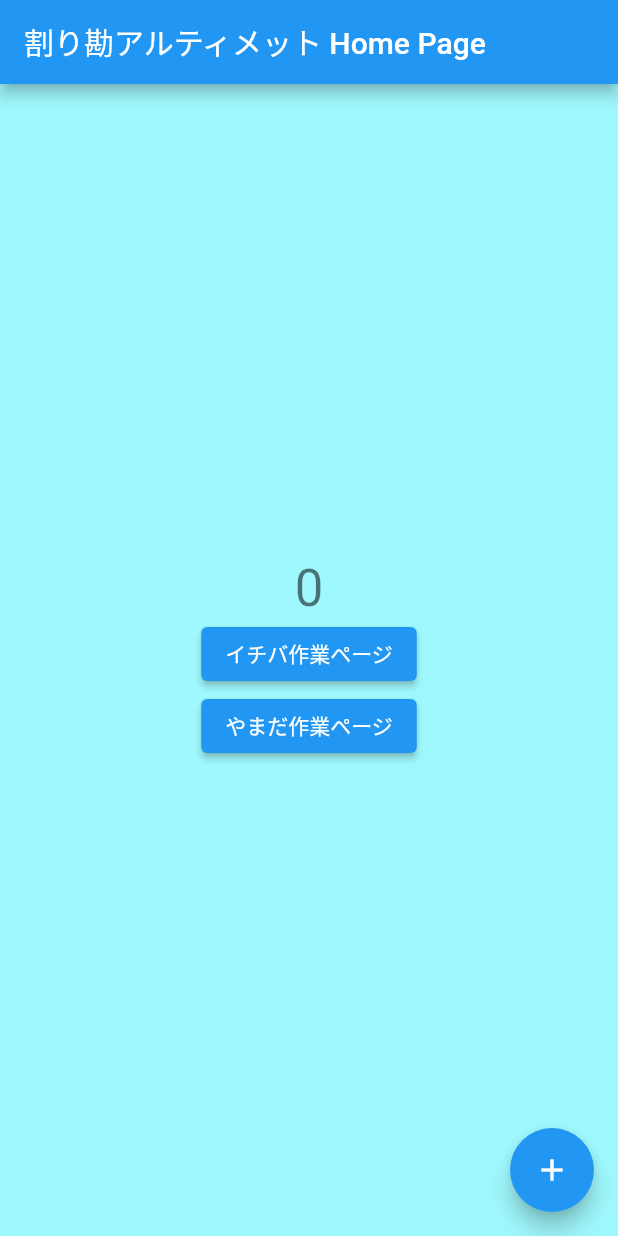
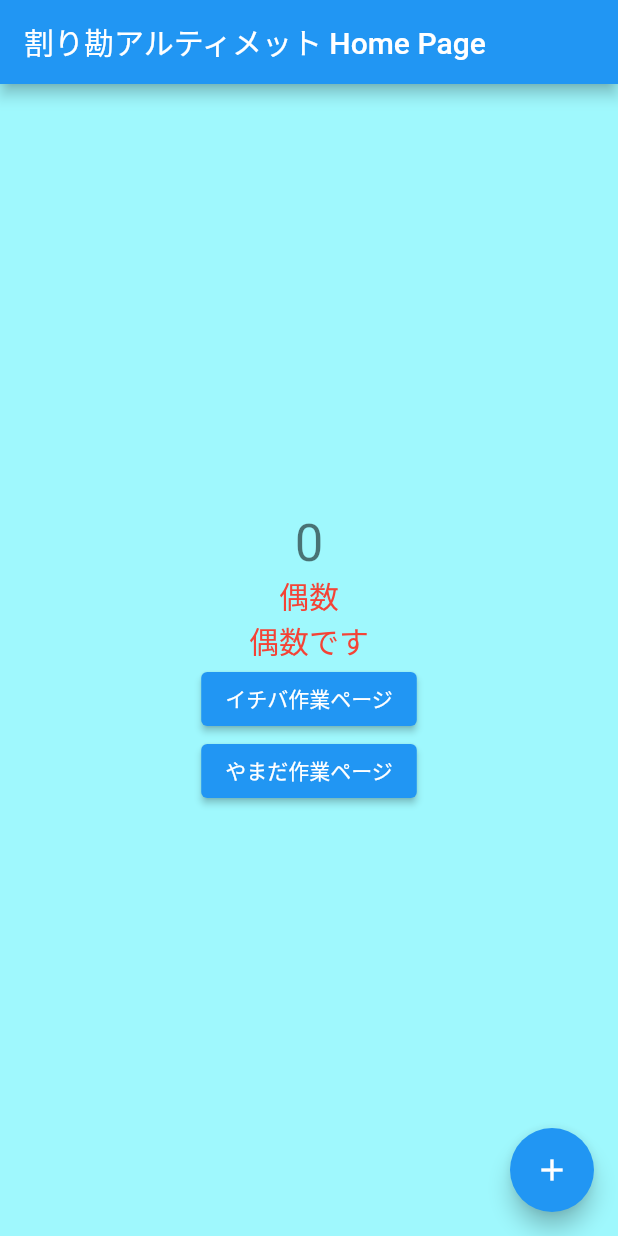
Before and after one commit to KOHEI183/warikan_ultimate, a Flutter app: the screen it shows after launch, on a phone screen of 412 x 824 dp. Run offline on Flutter 3.47's test engine with Material 2 defaults, Android fonts, the light colour scheme and no system bars.

Commit message:
コメントアウトの追加 #12

```diff
--- a/lib/components/tutorial/my_home_page.dart
+++ b/lib/components/tutorial/my_home_page.dart
@@ -8,6 +8,9 @@ import 'package:warikan_ultimate/components/tutorial/yamada/practice_yamada.dart
 // const
 import 'package:warikan_ultimate/const/text.dart';
 
+// Stateful：動的
+// StatefulWidgetを継承したクラス : MyHomePage
+// Stateを継承したクラス : _MyHomePageState
 class MyHomePage extends StatefulWidget {
   const MyHomePage({super.key, required this.title});
   // finalはプログラムを実行して値が代入されたあと変更できない
@@ -18,6 +21,7 @@ class MyHomePage extends StatefulWidget {
 }
 
 class _MyHomePageState extends State<MyHomePage> {
+  String _type = "偶数";
   // 変数　Integer型の_counterで初期値は0
   int _counter = 0;
 
@@ -30,6 +34,11 @@ class _MyHomePageState extends State<MyHomePage> {
      */
     setState(() {
       _counter++;
+      if (_counter % 2 == 0) {
+        _type = "偶数";
+      } else {
+        _type = "奇数";
+      }
     });
   }
 
@@ -52,9 +61,17 @@ class _MyHomePageState extends State<MyHomePage> {
           mainAxisAlignment: MainAxisAlignment.center,
           children: <Widget>[
             Text(
+              // 変数の表示,変数の更新
               '$_counter',
               style: Theme.of(context).textTheme.headline4,
             ),
+            Text(
+              '$_type',
+              style: TextStyle(fontSize: 20, color: Colors.red),
+            ),
+            // trueのときだけ表示させることができる
+            if (_counter % 2 == 0)
+              Text('偶数です', style: TextStyle(fontSize: 20, color: Colors.red)),
             ElevatedButton(
               onPressed: () {
                 // ボタンを押したときのコード
@@ -80,7 +97,7 @@ class _MyHomePageState extends State<MyHomePage> {
       ),
       // ウィジェット（下のナビゲーションバー)
       floatingActionButton: FloatingActionButton(
-        onPressed: () => {_incrementCounter, print("押したね？")},
+        onPressed: _incrementCounter,
         tooltip: 'Increment',
         child: const Icon(Icons.add),
       ), // この末尾のカンマは、ビルドメソッドの自動書式化を円滑にするものです.
--- a/lib/main.dart
+++ b/lib/main.dart
@@ -10,6 +10,10 @@ void main() {
   runApp(const MyApp());
 }
 
+// Stateless：静的
+// StatelessWidgetで定義されているもの : title、theme、home
+// あくまでhomeでStatefulWidget（MyHomePage）をimportしているだけ
+// StatelessWidgetではstateは扱えない
 class MyApp extends StatelessWidget {
   const MyApp({super.key});
 
```
